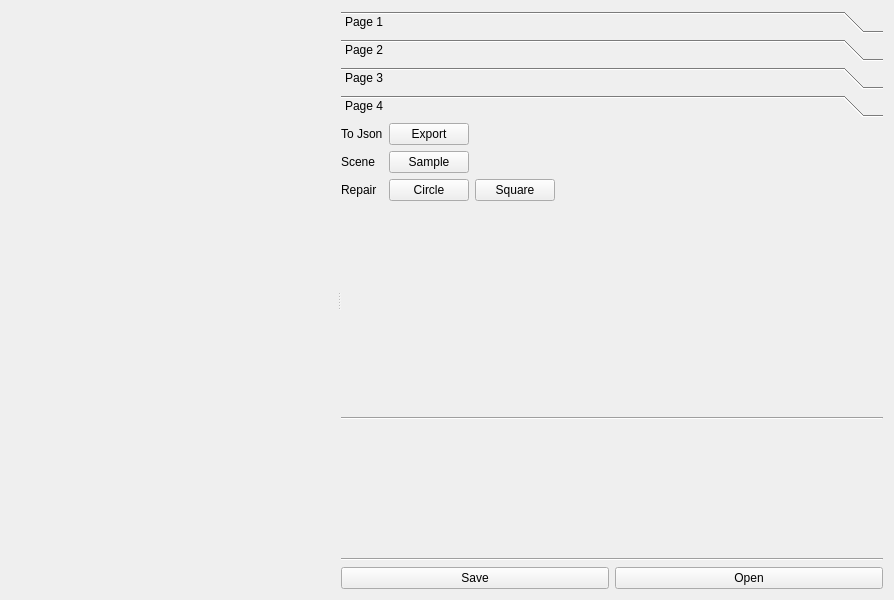
Before: the Qt Designer form src/designer/designer.ui in ClemensDegasper/SceneDesigner, drawn with Qt 5.
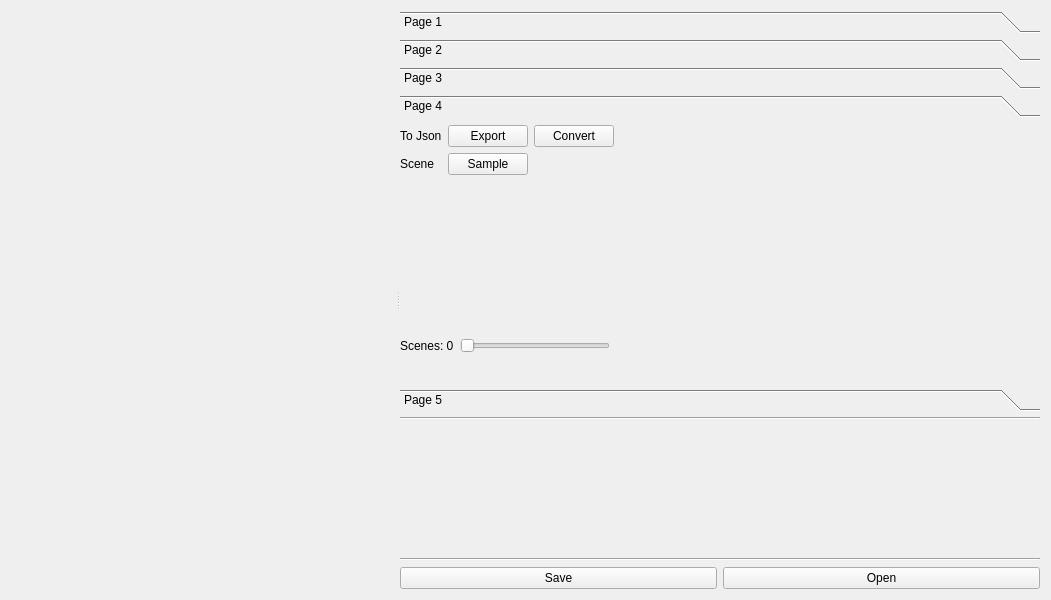
After: the same form once the commit is applied. The open tabs and pages were chosen to show the change. Icons and pictures are not drawn. Custom widgets are drawn as their Qt base class.

Commit message: added slider for scene sampling added LJ sim buttons added new page to taps for special objects

```diff
--- a/src/designer/designer.ui
+++ b/src/designer/designer.ui
@@ -6,7 +6,7 @@
    <rect>
     <x>0</x>
     <y>0</y>
-    <width>894</width>
+    <width>1051</width>
     <height>600</height>
    </rect>
   </property>
@@ -78,15 +78,15 @@
           </size>
          </property>
          <property name="currentIndex">
-          <number>3</number>
+          <number>2</number>
          </property>
          <widget class="QWidget" name="page_1">
           <property name="geometry">
            <rect>
             <x>0</x>
             <y>0</y>
-            <width>556</width>
-            <height>276</height>
+            <width>660</width>
+            <height>245</height>
            </rect>
           </property>
           <property name="sizePolicy">
@@ -121,7 +121,7 @@
             <rect>
              <x>0</x>
              <y>0</y>
-             <width>451</width>
+             <width>211</width>
              <height>171</height>
             </rect>
            </property>
@@ -333,8 +333,8 @@
            <rect>
             <x>0</x>
             <y>0</y>
-            <width>556</width>
-            <height>276</height>
+            <width>660</width>
+            <height>245</height>
            </rect>
           </property>
           <attribute name="label">
@@ -626,8 +626,8 @@
            <rect>
             <x>0</x>
             <y>0</y>
-            <width>556</width>
-            <height>276</height>
+            <width>660</width>
+            <height>245</height>
            </rect>
           </property>
           <property name="label" stdset="0">
@@ -642,18 +642,53 @@
              <x>10</x>
              <y>0</y>
              <width>491</width>
-             <height>271</height>
+             <height>231</height>
             </rect>
            </property>
            <layout class="QGridLayout" name="gridLayout_3">
+            <item row="1" column="2">
+             <widget class="QPushButton" name="buttonOutflow">
+              <property name="text">
+               <string>Outflow</string>
+              </property>
+              <property name="icon">
+               <iconset>
+                <normaloff>../../outflow.jpg</normaloff>../../outflow.jpg</iconset>
+              </property>
+             </widget>
+            </item>
             <item row="0" column="0">
-             <widget class="QPushButton" name="buttonWizard">
+             <widget class="QLabel" name="label_5">
               <property name="text">
-               <string>scene generator</string>
+               <string>Special Objects</string>
               </property>
              </widget>
             </item>
-            <item row="0" column="1">
+            <item row="3" column="0">
+             <spacer name="verticalSpacer_4">
+              <property name="orientation">
+               <enum>Qt::Vertical</enum>
+              </property>
+              <property name="sizeHint" stdset="0">
+               <size>
+                <width>20</width>
+                <height>40</height>
+               </size>
+              </property>
+             </spacer>
+            </item>
+            <item row="1" column="1">
+             <widget class="QPushButton" name="buttonInflow">
+              <property name="text">
+               <string>Inflow</string>
+              </property>
+              <property name="icon">
+               <iconset>
+                <normaloff>../../inflow.jpg</normaloff>../../inflow.jpg</iconset>
+              </property>
+             </widget>
+            </item>
+            <item row="1" column="3">
              <spacer name="horizontalSpacer_7">
               <property name="orientation">
                <enum>Qt::Horizontal</enum>
@@ -674,23 +709,39 @@
            <rect>
             <x>0</x>
             <y>0</y>
-            <width>556</width>
-            <height>276</height>
+            <width>660</width>
+            <height>245</height>
            </rect>
           </property>
           <attribute name="label">
            <string>Page 4</string>
           </attribute>
-          <widget class="QWidget" name="gridLayoutWidget">
+          <widget class="QWidget" name="verticalLayoutWidget">
            <property name="geometry">
             <rect>
              <x>0</x>
-             <y>0</y>
-             <width>681</width>
-             <height>291</height>
+             <y>2</y>
+             <width>531</width>
+             <height>231</height>
             </rect>
            </property>
+           <layout class="QVBoxLayout" name="verticalLayout_3">
+            <item>
            <layout class="QGridLayout" name="gridLayout_2">
+              <item row="0" column="2">
+               <widget class="QPushButton" name="buttonConvert">
+                <property name="text">
+                 <string>Convert</string>
+                </property>
+               </widget>
+              </item>
+              <item row="1" column="1">
+               <widget class="QPushButton" name="buttonSample">
+                <property name="text">
+                 <string>Sample</string>
+                </property>
+               </widget>
+              </item>
             <item row="0" column="1">
              <widget class="QPushButton" name="buttonExport">
               <property name="text">
@@ -698,19 +749,6 @@
               </property>
              </widget>
             </item>
-            <item row="3" column="0">
-             <spacer name="verticalSpacer">
-              <property name="orientation">
-               <enum>Qt::Vertical</enum>
-              </property>
-              <property name="sizeHint" stdset="0">
-               <size>
-                <width>20</width>
-                <height>40</height>
-               </size>
-              </property>
-             </spacer>
-            </item>
             <item row="0" column="0">
              <widget class="QLabel" name="label">
               <property name="text">
@@ -725,13 +763,6 @@
               </property>
              </widget>
             </item>
-            <item row="1" column="1">
-             <widget class="QPushButton" name="buttonSample">
-              <property name="text">
-               <string>Sample</string>
-              </property>
-             </widget>
-            </item>
             <item row="1" column="3">
              <spacer name="horizontalSpacer_5">
               <property name="orientation">
@@ -745,24 +776,127 @@
               </property>
              </spacer>
             </item>
-            <item row="2" column="1">
-             <widget class="QPushButton" name="buttonRepairCircle">
-              <property name="text">
-               <string>Circle</string>
-              </property>
-             </widget>
-            </item>
             <item row="2" column="0">
+               <spacer name="verticalSpacer">
+                <property name="orientation">
+                 <enum>Qt::Vertical</enum>
+                </property>
+                <property name="sizeHint" stdset="0">
+                 <size>
+                  <width>20</width>
+                  <height>40</height>
+                 </size>
+                </property>
+               </spacer>
+              </item>
+             </layout>
+            </item>
+            <item>
+             <layout class="QGridLayout" name="gridLayout_5">
+              <item row="1" column="2">
+               <spacer name="horizontalSpacer_8">
+                <property name="orientation">
+                 <enum>Qt::Horizontal</enum>
+                </property>
+                <property name="sizeHint" stdset="0">
+                 <size>
+                  <width>40</width>
+                  <height>20</height>
+                 </size>
+                </property>
+               </spacer>
+              </item>
+              <item row="1" column="0">
+               <widget class="QLabel" name="lblSceneCounter">
+                <property name="text">
+                 <string>Scenes: 0</string>
+                </property>
+               </widget>
+              </item>
+              <item row="1" column="1">
+               <widget class="QSlider" name="SceneSlider">
+                <property name="sizePolicy">
+                 <sizepolicy hsizetype="Fixed" vsizetype="Fixed">
+                  <horstretch>0</horstretch>
+                  <verstretch>0</verstretch>
+                 </sizepolicy>
+                </property>
+                <property name="minimumSize">
+                 <size>
+                  <width>150</width>
+                  <height>0</height>
+                 </size>
+                </property>
+                <property name="orientation">
+                 <enum>Qt::Horizontal</enum>
+                </property>
+               </widget>
+              </item>
+             </layout>
+            </item>
+           </layout>
+          </widget>
+         </widget>
+         <widget class="QWidget" name="page_5">
+          <property name="geometry">
+           <rect>
+            <x>0</x>
+            <y>0</y>
+            <width>660</width>
+            <height>245</height>
+           </rect>
+          </property>
+          <attribute name="label">
+           <string>Page 5</string>
+          </attribute>
+          <widget class="QWidget" name="gridLayoutWidget">
+           <property name="geometry">
+            <rect>
+             <x>20</x>
+             <y>0</y>
+             <width>222</width>
+             <height>161</height>
+            </rect>
+           </property>
+           <layout class="QGridLayout" name="gridLayout_4">
+            <item row="0" column="0">
              <widget class="QLabel" name="label_4">
               <property name="text">
                <string>Repair</string>
               </property>
              </widget>
             </item>
-            <item row="2" column="2">
-             <widget class="QPushButton" name="buttonRepairSquare">
+            <item row="1" column="1">
+             <widget class="QPushButton" name="buttonClearSim">
               <property name="text">
-               <string>Square</string>
+               <string>Clear</string>
+              </property>
+             </widget>
+            </item>
+            <item row="2" column="0">
+             <spacer name="verticalSpacer_2">
+              <property name="orientation">
+               <enum>Qt::Vertical</enum>
+              </property>
+              <property name="sizeHint" stdset="0">
+               <size>
+                <width>20</width>
+                <height>40</height>
+               </size>
+              </property>
+             </spacer>
+            </item>
+            <item row="0" column="1">
+             <widget class="QPushButton" name="buttonPolygon">
+              <property name="text">
+               <string>Polygon</string>
+              </property>
+             </widget>
+            </item>
+            <item row="0" column="2">
+             <widget class="QPushButton" name="buttonFinish">
+              <property name="text">
+               <string>Finish</string>
               </property>
              </widget>
             </item>
```
Lines whose indentation alone changed are shown as unchanged. The commit also changes 2 other files.
